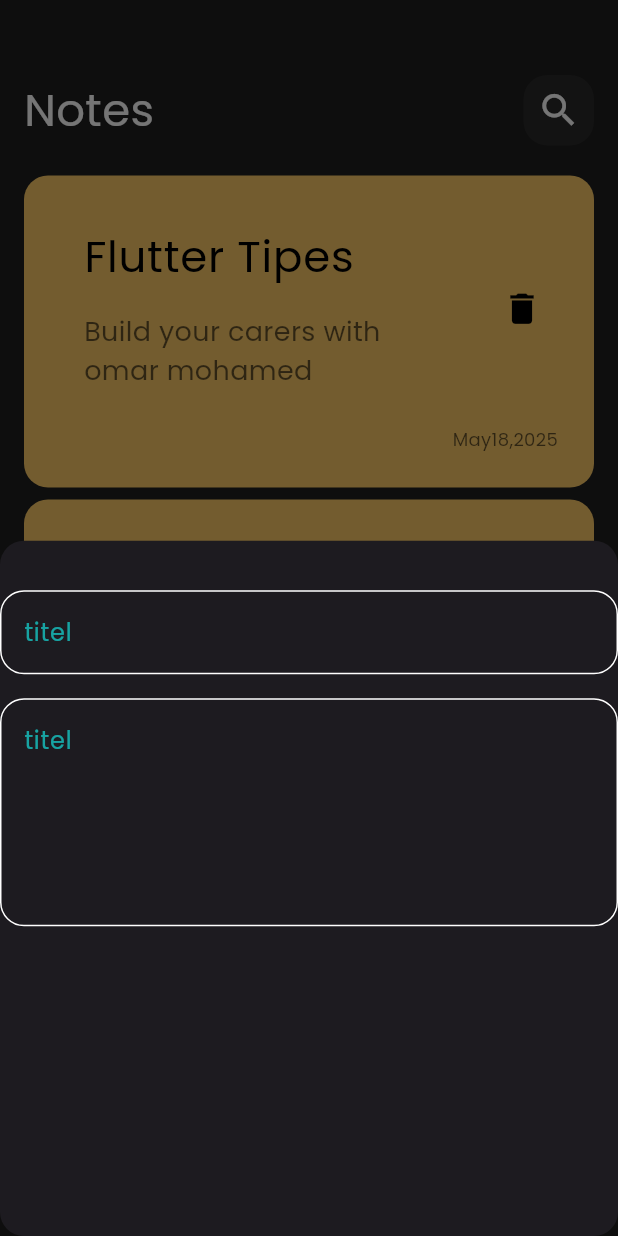
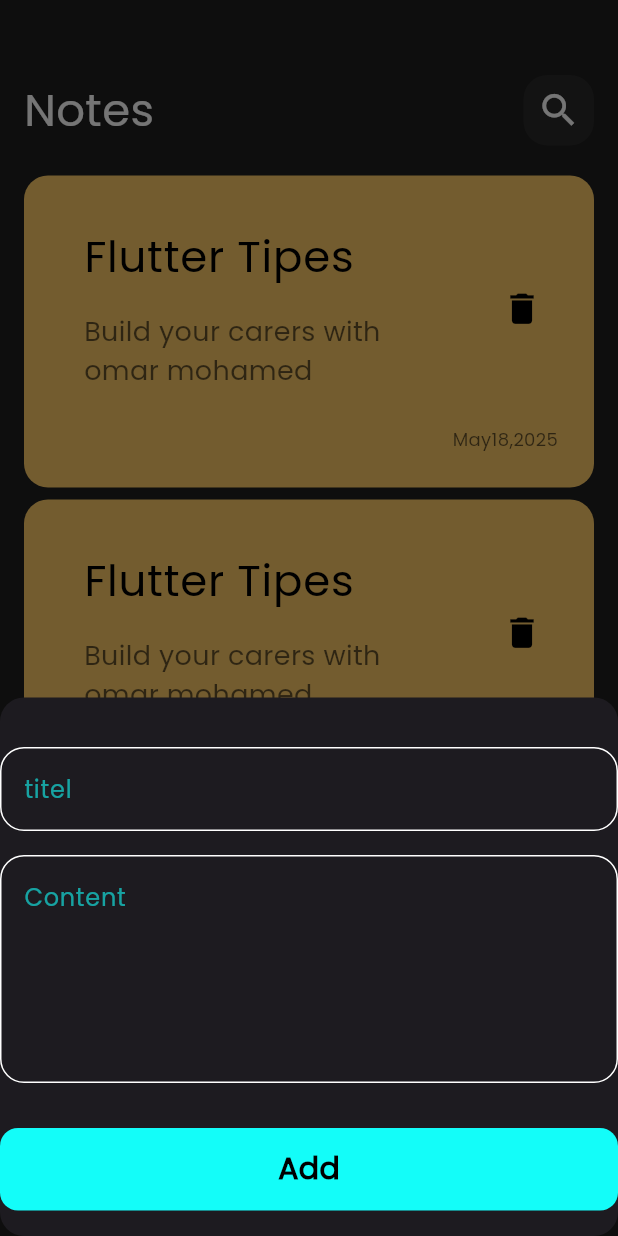
Before and after one commit to omarba136/notes_app, a Flutter app: the screen it shows after launch, after a tap on the "add" icon, on a phone screen of 412 x 824 dp. Run offline on Flutter 3.47's test engine with Material 3 defaults, Android fonts, the phone set to English and light mode, and no system bars.

Commit message:
Finish Nots buttom Sheet

```diff
--- /dev/null
+++ b/lib/widgets/Custom_buttom.dart
@@ -0,0 +1,26 @@
+
+import 'package:app_note/widgets/Constants.dart';
+import 'package:flutter/material.dart';
+
+class CustomButtom extends StatelessWidget {
+  const CustomButtom({super.key});
+
+  @override
+  Widget build(BuildContext context) {
+    return Container(
+      width: MediaQuery.of(context).size.width,
+      height: 55,
+      decoration: BoxDecoration(
+        color: KprimaryColor,
+        borderRadius: BorderRadius.circular(12),
+      ),
+      child: const Center(
+          child: Text(
+        'Add',
+        style: TextStyle(color: Colors.black, fontSize: 20,
+        fontWeight: FontWeight.bold),
+      )),
+
+    );
+  }
+}
--- a/lib/widgets/add_not_bottom_sheet.dart
+++ b/lib/widgets/add_not_bottom_sheet.dart
@@ -1,3 +1,5 @@
+import 'package:app_note/widgets/Constants.dart';
+import 'package:app_note/widgets/Custom_buttom.dart';
 import 'package:app_note/widgets/Custom_text_field.dart';
 import 'package:flutter/material.dart';
 
@@ -6,7 +8,8 @@
 
   @override
   Widget build(BuildContext context) {
-    return const Column(
+    return const SingleChildScrollView(
+      child:  Column(
         children: [
           SizedBox(
             height: 33,
@@ -18,10 +21,13 @@
             height: 16,
           ),
           CustomTextField(
-          hint: 'titel',
+            hint: 'Content',
             maxLines: 5,
+          ),SizedBox(height: 30,),
+          CustomButtom(),
+          SizedBox(height: 17),
+        ],
       ),
-      ],
     );
   }
 }
```
Lines whose indentation alone changed are shown as unchanged.
